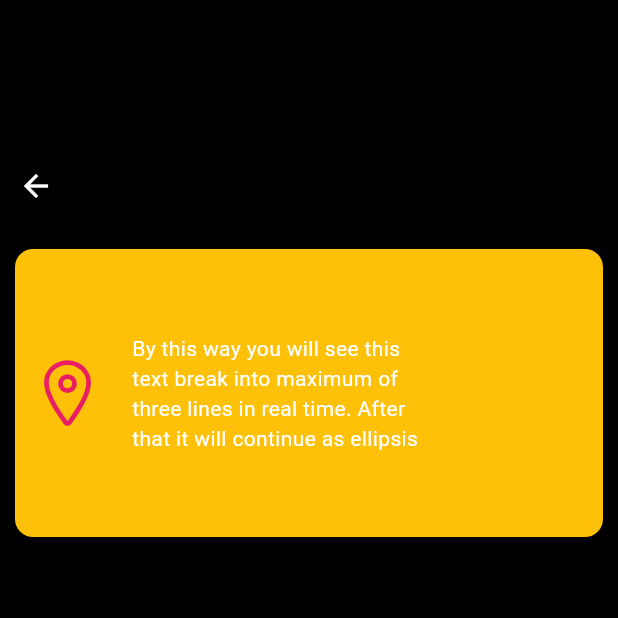
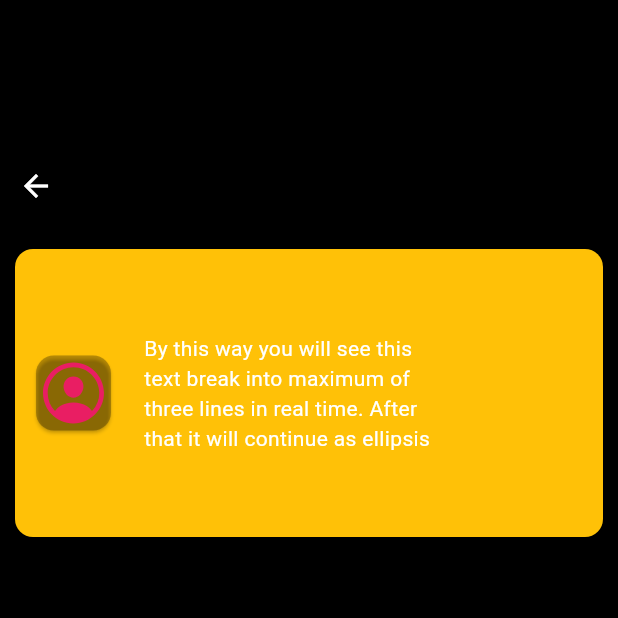
Before and after one commit to rhenry7/jukebox, a Flutter app: the UserProfileSummary screen opened directly, on a phone screen of 412 x 824 dp, the top half of it. Run offline on Flutter 3.47's test engine with Material 3 defaults, Android fonts, the phone set to English and light mode, and no system bars; our stand-ins replace cloud_firestore, firebase_auth, firebase_core, firebase_database, flutter_rating_bar, gap and 3 more; missing offline and left inert: spotify; accounts and stored records are empty; network calls fail.

Commit message:
add note

```diff
--- a/lib/services/get_album_service.dart
+++ b/lib/services/get_album_service.dart
@@ -25,6 +25,7 @@ class MusicBrainzAlbum {
     return 'MusicBrainzAlbum(title: $title, artist: $artist, releaseDate: $releaseDate, genres: $genres)';
   }
 
+// todo: use package to make this portion easier
   factory MusicBrainzAlbum.fromJson(Map<String, dynamic> json) {
     return MusicBrainzAlbum(
       id: json['id'] as String,
--- a/lib/ui/screens/Profile/user_profile_summary.dart
+++ b/lib/ui/screens/Profile/user_profile_summary.dart
@@ -21,12 +21,14 @@ class UserProfileSummary extends StatelessWidget {
             mainAxisAlignment: MainAxisAlignment.start,
             crossAxisAlignment: CrossAxisAlignment.center,
             children: [
+              // BACK BUTTON
               Row(
                 crossAxisAlignment: CrossAxisAlignment.start,
                 children: [
                   BackButton(),
                 ],
               ),
+              // CARD CONTENT
               Padding(
                 padding: EdgeInsets.only(top: 10.0),
                 child: Card(
@@ -40,14 +42,16 @@ class UserProfileSummary extends StatelessWidget {
                             Padding(
                               padding: EdgeInsets.all(10.0),
                               child: Center(
+                                  child: Card(
+                                color: Colors.black26,
                                 child: Icon(
-                                  Ionicons.location_outline,
+                                  Ionicons.person_circle_outline,
                                   color: Colors.pink,
                                   size: 50.0,
                                   semanticLabel:
                                       'Text to announce in accessibility modes',
                                 ),
-                              ),
+                              )),
                             ),
                             Padding(
                                 padding: EdgeInsets.all(8.0),
```
